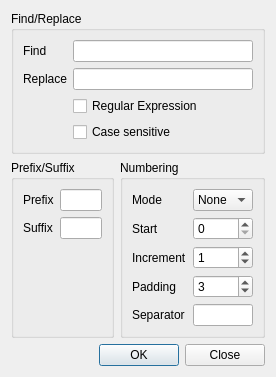
beatreichenbach/maya-prefs, file maya/scripts/py/renamer/main.ui: the form before one commit.
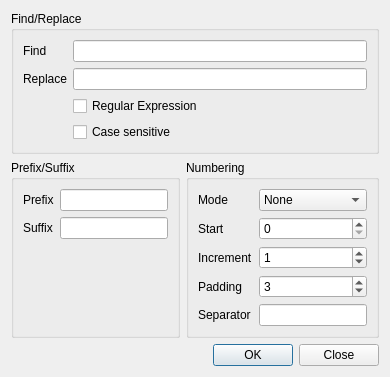
The form after the commit. Custom widgets are drawn as their Qt base class.

The edit to the form file:
```diff
--- a/maya/scripts/py/renamer/main.ui
+++ b/maya/scripts/py/renamer/main.ui
@@ -2,14 +2,6 @@
 <ui version="4.0">
  <class>Widget</class>
  <widget class="QWidget" name="Widget">
-  <property name="geometry">
-   <rect>
-    <x>0</x>
-    <y>0</y>
-    <width>276</width>
-    <height>341</height>
-   </rect>
-  </property>
   <property name="windowTitle">
    <string>Widget</string>
   </property>
```
Left out of the diff: 2 changed lines with no effect on the pictures.
